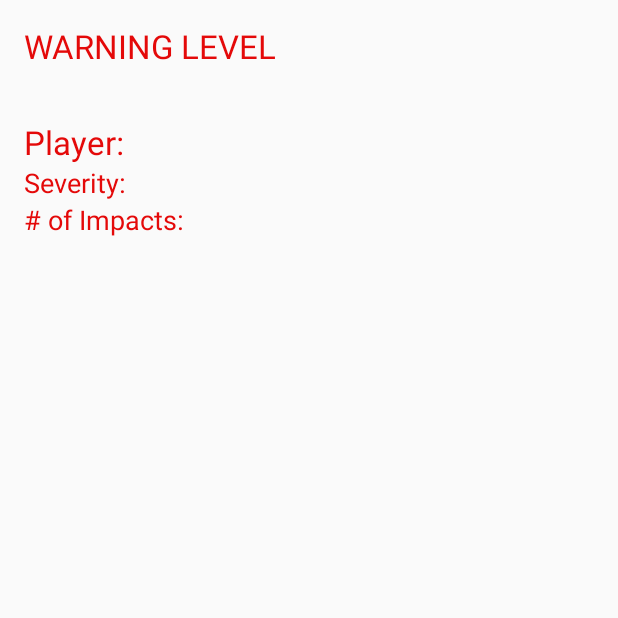
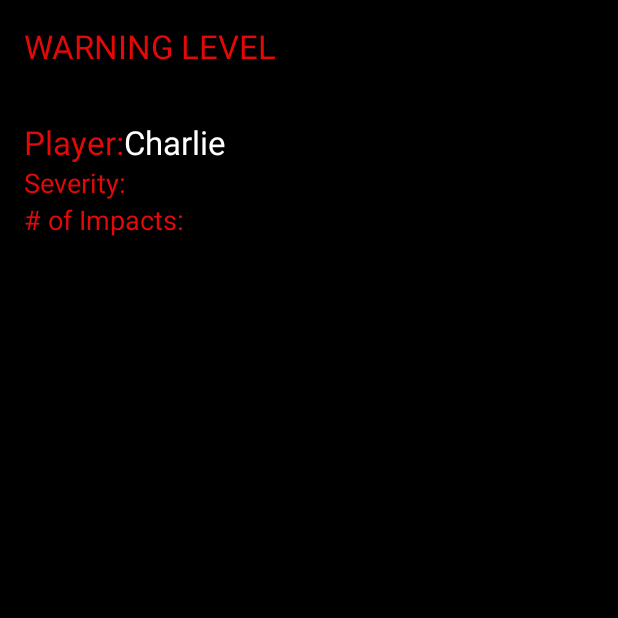
Before and after one commit to nmc16/InjuryMonitoringSystem, an Android app: the screen it shows after launch (Main2Activity), after a tap on "Previous Warning", on a phone screen of 412 x 824 dp, the top half of it. Run offline under Robolectric (Android 15) with nearby library versions, the phone set to English and light mode, and no system bars.

Commit message:
Created reference to array in activity1, in activity2

```diff
--- a/app/src/main/AndroidManifest.xml
+++ b/app/src/main/AndroidManifest.xml
@@ -20,13 +20,14 @@
         </activity>
         <activity
             android:name=".Main2Activity"
-            android:label="@string/title_activity_main2">
+            android:label="@string/title_activity_main2"
+            android:theme="@android:style/Theme.Black.NoTitleBar" >
 
         </activity>
         <activity
             android:name=".Main3Activity"
             android:label="@string/title_activity_main3"
-            android:theme="@style/AppTheme.NoActionBar">
+            android:theme="@style/AppTheme">
 
         </activity>
     </application>
--- a/app/src/main/java/com/abbasandfriends/injurymonitoringsystem/Main2Activity.java
+++ b/app/src/main/java/com/abbasandfriends/injurymonitoringsystem/Main2Activity.java
@@ -2,13 +2,26 @@ package com.abbasandfriends.injurymonitoringsystem;
 
 import android.os.Bundle;
 import android.app.Activity;
+import android.view.View;
+import android.widget.AdapterView;
+import android.widget.ArrayAdapter;
+import android.widget.TextView;
+import android.widget.Toast;
 
-public class Main2Activity extends Activity {
+import java.util.Arrays;
 
+public class Main2Activity extends Activity  {
+    TextView playerName;
     @Override
     protected void onCreate(Bundle savedInstanceState) {
         super.onCreate(savedInstanceState);
         setContentView(R.layout.activity_main2);
+
+        playerName = (TextView) findViewById(R.id.textView5);
+        String currName = MainActivity.currentName;
+        playerName.setText(currName);
+
+
     }
 
 }
--- a/app/src/main/java/com/abbasandfriends/injurymonitoringsystem/MainActivity.java
+++ b/app/src/main/java/com/abbasandfriends/injurymonitoringsystem/MainActivity.java
@@ -14,38 +14,40 @@ import android.widget.AdapterView;
 import android.widget.ArrayAdapter;
 import android.widget.Button;
 import android.widget.Spinner;
+import android.widget.TextView;
 import android.widget.Toast;
 
 
 public class MainActivity extends android.app.Activity implements AdapterView.OnItemSelectedListener {
     Spinner spinner;
-    Button button2;
-    Button button1;
-    Button button3;
+    Button prevWarn;
+    Button graph;
+    Button emerg;
+    static String currentName;
+
     @Override
     protected void onCreate(Bundle savedInstanceState) {
         super.onCreate(savedInstanceState);
         setContentView(R.layout.activity_main);
 
         spinner= (Spinner) findViewById((R.id.spinner));
-
         ArrayAdapter adapter = ArrayAdapter.createFromResource(this, R.array.players, android.R.layout.simple_spinner_dropdown_item);
         spinner.setAdapter(adapter);
         spinner.setOnItemSelectedListener(this);
-        button1 = (Button) findViewById(R.id.button1);
-        button2 = (Button) findViewById(R.id.button2);
-        button3 = (Button) findViewById(R.id.button3);
+        graph = (Button) findViewById(R.id.graph);
+        prevWarn = (Button) findViewById(R.id.prevWarn);
+        emerg = (Button) findViewById(R.id.emerg);
 
-        button1.setOnClickListener(new View.OnClickListener() {
-            public void onClick(View view){
+        graph.setOnClickListener(new View.OnClickListener() {
+            public void onClick(View view) {
                 Intent i = new Intent(MainActivity.this, Main3Activity.class);
                 startActivity(i);
             }
 
         });
 
-        button2.setOnClickListener(new View.OnClickListener() {
-            public void onClick(View view){
+        prevWarn.setOnClickListener(new View.OnClickListener() {
+            public void onClick(View view) {
                 Intent i = new Intent(MainActivity.this, Main2Activity.class);
                 startActivity(i);
 
@@ -53,8 +55,8 @@ public class MainActivity extends android.app.Activity implements AdapterView.On
 
         });
 
-        button3.setOnClickListener(new View.OnClickListener(){
-            public void onClick(View view){
+        emerg.setOnClickListener(new View.OnClickListener() {
+            public void onClick(View view) {
                 Toast.makeText(getBaseContext(), "Emergency Pressed", Toast.LENGTH_SHORT).show();
             }
 
@@ -69,7 +71,14 @@ public class MainActivity extends android.app.Activity implements AdapterView.On
     //Testing to see if it works-Remove once complete
     @Override
     public void onItemSelected(AdapterView<?> parent, View view, int position, long id) {
-        Toast.makeText(this, "congrats", Toast.LENGTH_SHORT).show();
+        TextView playerName = (TextView) view;
+        Toast.makeText(this, "congrats" +playerName.getText(), Toast.LENGTH_SHORT).show();
+        CharSequence playerChar = playerName.getText();
+        String playerSelected = playerChar.toString();
+        currentName = playerSelected;
+
+
+
     }
 
     @Override
--- a/app/src/main/res/layout/activity_main2.xml
+++ b/app/src/main/res/layout/activity_main2.xml
@@ -53,6 +53,15 @@
         android:layout_alignParentStart="true"
         android:textColor="#e40909" />
 
+    <TextView
+        android:layout_width="wrap_content"
+        android:layout_height="wrap_content"
+        android:textAppearance="?android:attr/textAppearanceLarge"
+        android:text="Large Text"
+        android:id="@+id/textView5"
+        android:layout_alignTop="@+id/textView"
+        android:layout_toRightOf="@+id/textView"
+        android:layout_toEndOf="@+id/textView" />
 
 
 </RelativeLayout>
--- a/app/src/main/res/values/strings.xml
+++ b/app/src/main/res/values/strings.xml
@@ -4,14 +4,14 @@
 
     <string name="app_name">InjuryMonitoringSystem</string>
     <string name="action_settings">Settings</string>
+    <string name="title_activity_main2">Main2Activity</string>
+    <string name="title_activity_main3">Main3Activity</string>
     <string-array name= "players">
         <item>Charlie</item>
         <item>Luke</item>
         <item>Nic</item>
         <item>Abbas</item>
     </string-array>
-    <string name="title_activity_main2">Main2Activity</string>
-    <string name="title_activity_main3">Main3Activity</string>
 
 
 </resources>
```
Also changed, not shown: app/src/main/java/com/abbasandfriends/injurymonitoringsystem/Main3Activity.java (+23 -28 lines), app/src/main/res/layout/activity_main.xml (+4 -4 lines).
